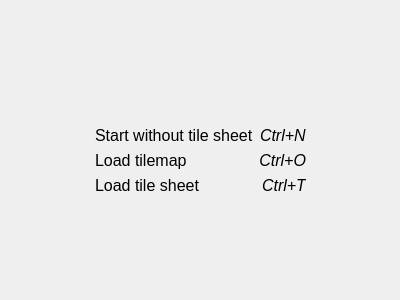
Above: src/ui/startup_widget.ui from albin-johansson/tactile before the change. Below: the same form after it.
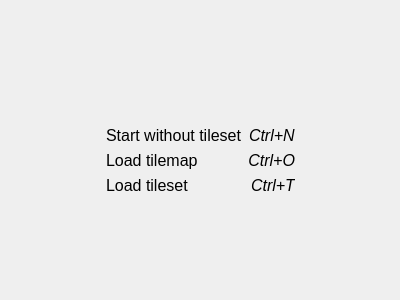
That is the form after the change. Icons and pictures are not drawn.

Commit message: Use "tileset" instead of "tile sheet"

```diff
--- a/src/ui/startup_widget.ui
+++ b/src/ui/startup_widget.ui
@@ -98,7 +98,7 @@
           </font>
          </property>
          <property name="text">
-          <string>Load tile sheet</string>
+          <string>Load tileset</string>
          </property>
          <property name="alignment">
           <set>Qt::AlignLeading|Qt::AlignLeft|Qt::AlignVCenter</set>
@@ -185,7 +185,7 @@
         </font>
        </property>
        <property name="text">
-        <string>Start without tile sheet</string>
+        <string>Start without tileset</string>
        </property>
       </widget>
      </item>
```
The commit also changes 42 other files.
